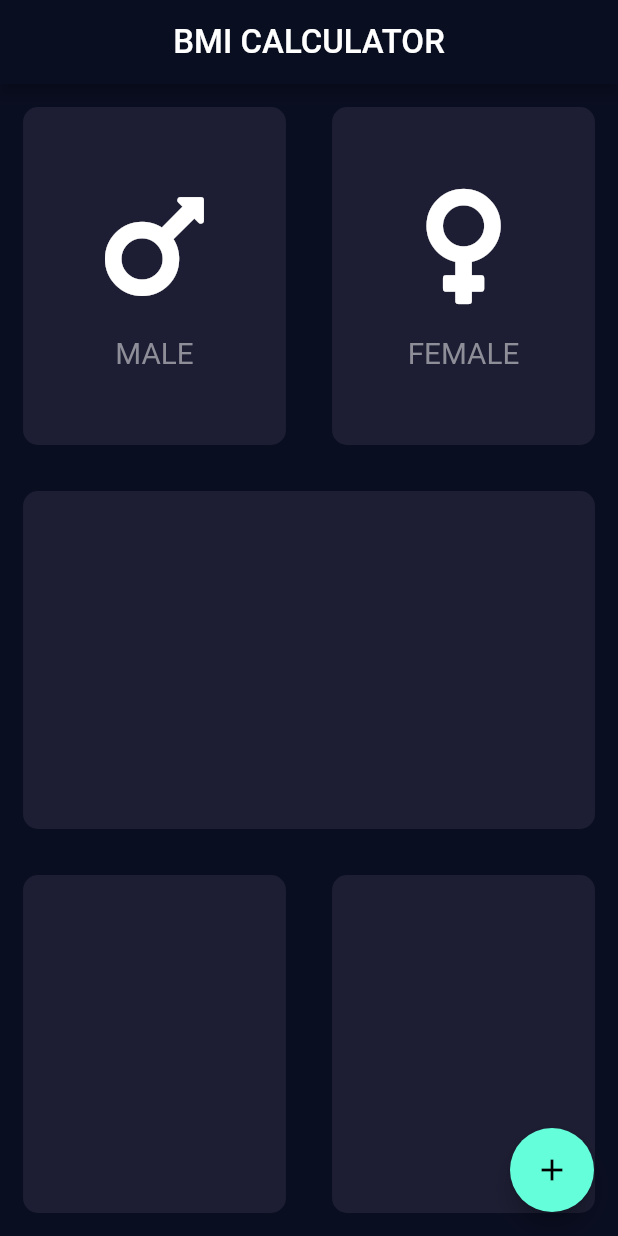
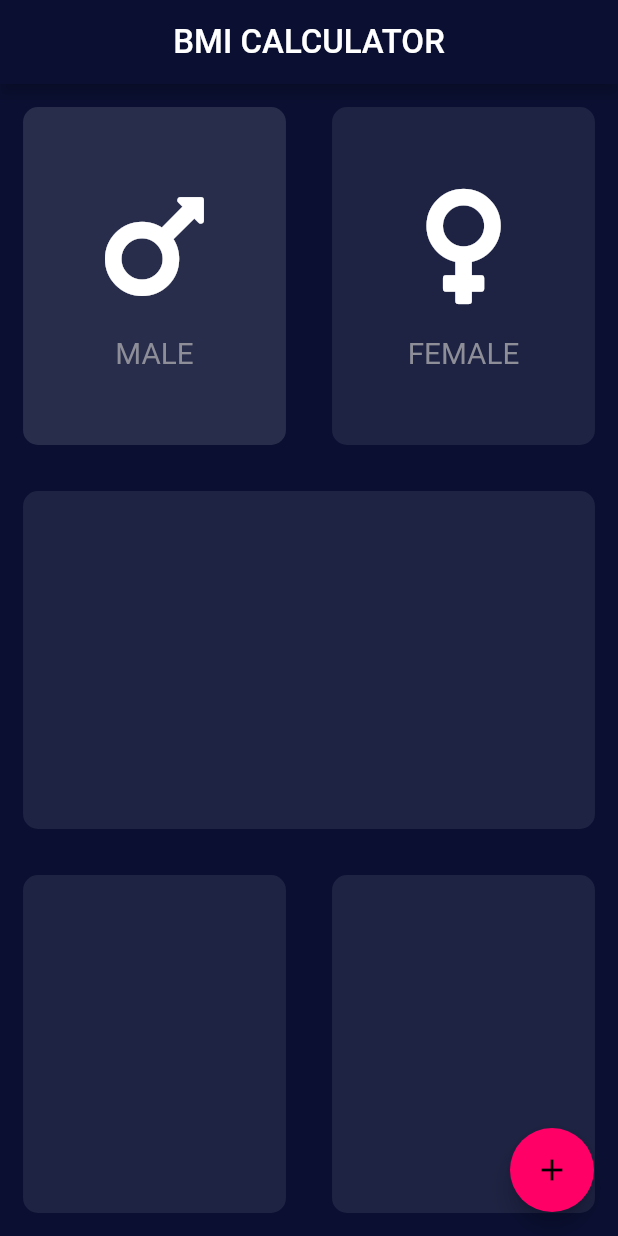
Before and after one commit to dzakybrori/bmi_calculator, a Flutter app: the screen it shows after launch, on a phone screen of 412 x 824 dp. Run offline on Flutter 3.47's test engine with Material 2 defaults, Android fonts, the phone set to English and light mode, and no system bars; our stand-ins replace font_awesome_flutter.

Commit message:
Correction Color theme.

```diff
--- a/lib/extensions.dart
+++ b/lib/extensions.dart
@@ -30,7 +30,7 @@ extension ScreenUtil on BuildContext {
   TextTheme get text => Theme.of(this).textTheme;
   Color get primaryColor => Theme.of(this).colorScheme.primary;
   Color get secondaryColor => Theme.of(this).colorScheme.secondary;
-  Color get secondaryVariant => Theme.of(this).colorScheme.secondaryVariant;
+  Color get focusColor => Theme.of(this).focusColor;
   Color get hintColor => Theme.of(this).hintColor;
   Color get disableColor => Theme.of(this).disabledColor;
 
--- a/lib/gender_button.dart
+++ b/lib/gender_button.dart
@@ -3,22 +3,37 @@ part of 'wrapper.dart';
 class GenderButton extends StatelessWidget {
   final IconData icon;
   final String label;
+  final bool isSelected;
 
-  const GenderButton({Key? key, required this.icon, required this.label})
+  const GenderButton(
+      {Key? key,
+      required this.icon,
+      required this.label,
+      this.isSelected = false})
       : super(key: key);
 
   @override
   Widget build(BuildContext context) {
-    return CustomCard(
+    return InkWell(
+      onTap: () {},
+      borderRadius: BorderRadius.circular(10),
+      child: CustomCard(
+        color: isSelected ? context.focusColor : context.disableColor,
+        child: InkWell(
+          onTap: () {},
+          borderRadius: BorderRadius.circular(10),
           child: Column(
             mainAxisAlignment: MainAxisAlignment.center,
             children: [
               Icon(icon, size: context.dp(80)),
               SizedBox(height: context.dp(15)),
               Text(label,
-              style: const TextStyle(fontSize: 18, color: Color(0xFF8D8E98)),
+                  style:
+                      const TextStyle(fontSize: 18, color: Color(0xFF8D8E98)),
                   textScaleFactor: context.ts),
             ],
+          ),
+        ),
       ),
     );
   }
--- a/lib/input_page.dart
+++ b/lib/input_page.dart
@@ -21,7 +21,9 @@ class _InputPageState extends State<InputPage> {
               children: const [
                 Expanded(
                     child: GenderButton(
-                        icon: FontAwesomeIcons.mars, label: 'MALE')),
+                        isSelected: true,
+                        icon: FontAwesomeIcons.mars,
+                        label: 'MALE')),
                 Expanded(
                     child: GenderButton(
                         icon: FontAwesomeIcons.venus, label: 'FEMALE')),
--- a/lib/main.dart
+++ b/lib/main.dart
@@ -15,12 +15,15 @@ class BMICalculator extends StatelessWidget {
     return MaterialApp(
       title: 'BMI Calculator',
       theme: ThemeData.dark().copyWith(
-        scaffoldBackgroundColor: const Color(0xFF0A0E21),
+        scaffoldBackgroundColor: const Color(0xFF0B1033),
+        focusColor: Colors.white12,
+        disabledColor: Colors.white.withOpacity(0.08),
         colorScheme: ThemeData.dark().colorScheme.copyWith(
               primary: const Color(0xFF0A0E21),
               primaryVariant: const Color(0xFF0A0E21),
-              background: const Color(0xFF1D1E33), // for Surface Container
-              surface: const Color(0xFF0A0E21), // AppBarColor
+              secondary: const Color(0xFFFF0067),
+              background: Colors.white.withOpacity(0.08), // for Surface Active
+              surface: const Color(0xFF0B1033), // AppBarColor
             ),
       ),
       home: const InputPage(),
```
Lines whose indentation alone changed are shown as unchanged.
